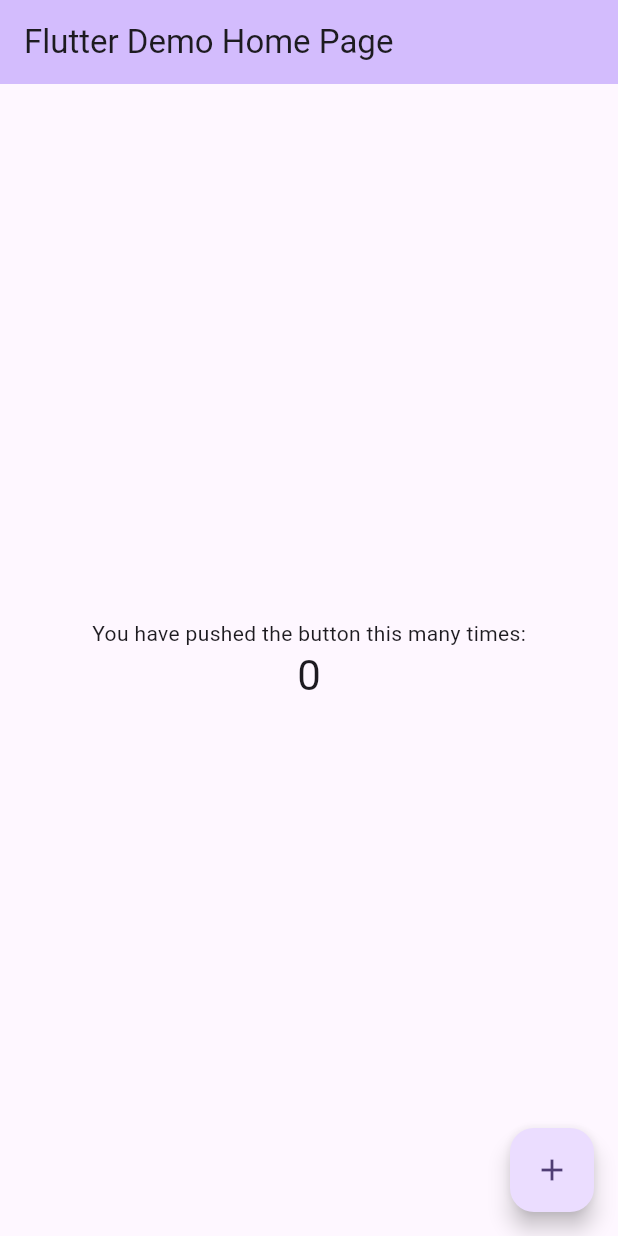
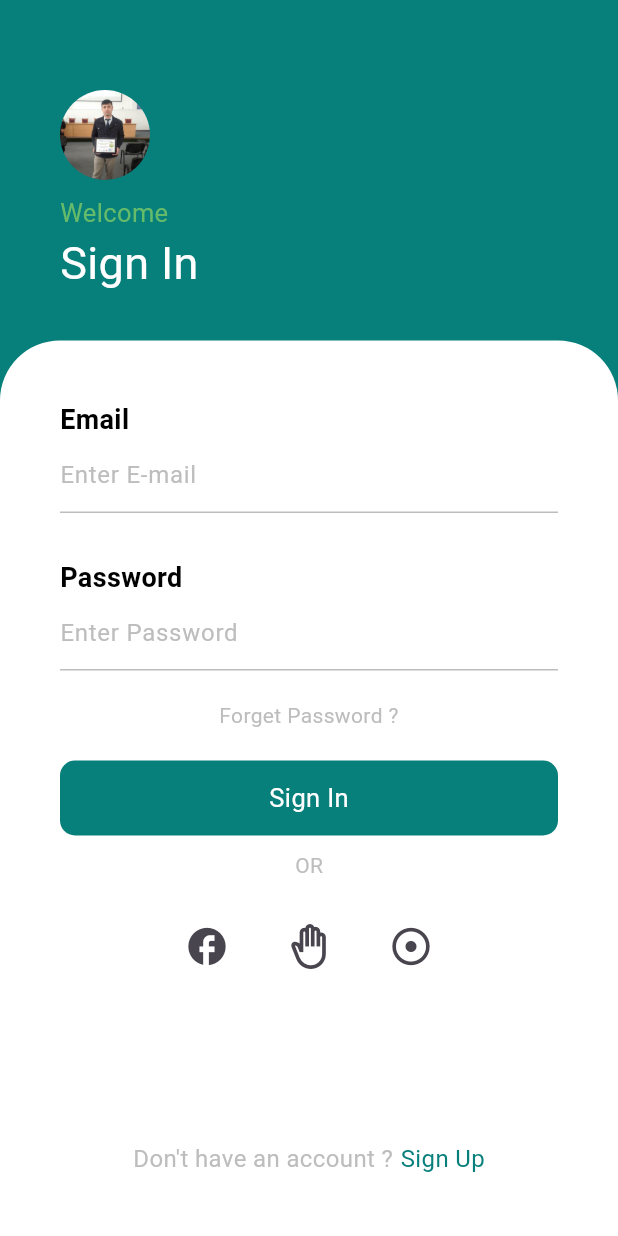
Before and after one commit to BogibekDev/FlutterNoSQL_Database, a Flutter app: the screen it shows after launch, on a phone screen of 412 x 824 dp. Run offline on Flutter 3.47's test engine with Material 2 defaults, Android fonts, the phone set to English and light mode, and no system bars.

Commit message:
signin finished

```diff
--- a/lib/main.dart
+++ b/lib/main.dart
@@ -1,4 +1,7 @@
 import 'package:flutter/material.dart';
+import 'package:nosql_database/pages/home_page.dart';
+import 'package:nosql_database/pages/signin_page.dart';
+import 'package:nosql_database/pages/singup_page.dart';
 
 void main() {
   runApp(const MyApp());
@@ -13,113 +16,15 @@ class MyApp extends StatelessWidget {
     return MaterialApp(
       title: 'Flutter Demo',
       theme: ThemeData(
-        // This is the theme of your application.
-        //
-        // TRY THIS: Try running your application with "flutter run". You'll see
-        // the application has a blue toolbar. Then, without quitting the app,
-        // try changing the seedColor in the colorScheme below to Colors.green
-        // and then invoke "hot reload" (save your changes or press the "hot
-        // reload" button in a Flutter-supported IDE, or press "r" if you used
-        // the command line to start the app).
-        //
-        // Notice that the counter didn't reset back to zero; the application
-        // state is not lost during the reload. To reset the state, use hot
-        // restart instead.
-        //
-        // This works for code too, not just values: Most code changes can be
-        // tested with just a hot reload.
         colorScheme: ColorScheme.fromSeed(seedColor: Colors.deepPurple),
         useMaterial3: true,
       ),
-      home: const MyHomePage(title: 'Flutter Demo Home Page'),
+      home: SignInPage(),
+      routes: {
+        SignInPage.id: (context) => SignInPage(),
+        SignUpPage.id: (context) => SignUpPage(),
+        HomePage.id: (context) => HomePage(),
+      },
     );
   }
 }
-
-class MyHomePage extends StatefulWidget {
-  const MyHomePage({super.key, required this.title});
-
-  // This widget is the home page of your application. It is stateful, meaning
-  // that it has a State object (defined below) that contains fields that affect
-  // how it looks.
-
-  // This class is the configuration for the state. It holds the values (in this
-  // case the title) provided by the parent (in this case the App widget) and
-  // used by the build method of the State. Fields in a Widget subclass are
-  // always marked "final".
-
-  final String title;
-
-  @override
-  State<MyHomePage> createState() => _MyHomePageState();
-}
-
-class _MyHomePageState extends State<MyHomePage> {
-  int _counter = 0;
-
-  void _incrementCounter() {
-    setState(() {
-      // This call to setState tells the Flutter framework that something has
-      // changed in this State, which causes it to rerun the build method below
-      // so that the display can reflect the updated values. If we changed
-      // _counter without calling setState(), then the build method would not be
-      // called again, and so nothing would appear to happen.
-      _counter++;
-    });
-  }
-
-  @override
-  Widget build(BuildContext context) {
-    // This method is rerun every time setState is called, for instance as done
-    // by the _incrementCounter method above.
-    //
-    // The Flutter framework has been optimized to make rerunning build methods
-    // fast, so that you can just rebuild anything that needs updating rather
-    // than having to individually change instances of widgets.
-    return Scaffold(
-      appBar: AppBar(
-        // TRY THIS: Try changing the color here to a specific color (to
-        // Colors.amber, perhaps?) and trigger a hot reload to see the AppBar
-        // change color while the other colors stay the same.
-        backgroundColor: Theme.of(context).colorScheme.inversePrimary,
-        // Here we take the value from the MyHomePage object that was created by
-        // the App.build method, and use it to set our appbar title.
-        title: Text(widget.title),
-      ),
-      body: Center(
-        // Center is a layout widget. It takes a single child and positions it
-        // in the middle of the parent.
-        child: Column(
-          // Column is also a layout widget. It takes a list of children and
-          // arranges them vertically. By default, it sizes itself to fit its
-          // children horizontally, and tries to be as tall as its parent.
-          //
-          // Column has various properties to control how it sizes itself and
-          // how it positions its children. Here we use mainAxisAlignment to
-          // center the children vertically; the main axis here is the vertical
-          // axis because Columns are vertical (the cross axis would be
-          // horizontal).
-          //
-          // TRY THIS: Invoke "debug painting" (choose the "Toggle Debug Paint"
-          // action in the IDE, or press "p" in the console), to see the
-          // wireframe for each widget.
-          mainAxisAlignment: MainAxisAlignment.center,
-          children: <Widget>[
-            const Text(
-              'You have pushed the button this many times:',
-            ),
-            Text(
-              '$_counter',
-              style: Theme.of(context).textTheme.headlineMedium,
-            ),
-          ],
-        ),
-      ),
-      floatingActionButton: FloatingActionButton(
-        onPressed: _incrementCounter,
-        tooltip: 'Increment',
-        child: const Icon(Icons.add),
-      ), // This trailing comma makes auto-formatting nicer for build methods.
-    );
-  }
-}
--- /dev/null
+++ b/lib/pages/home_page.dart
@@ -0,0 +1,21 @@
+import 'package:flutter/material.dart';
+
+class HomePage extends StatefulWidget {
+  static const String id = "HomePage";
+
+  const HomePage({super.key});
+
+  @override
+  State<HomePage> createState() => _HomePageState();
+}
+
+class _HomePageState extends State<HomePage> {
+  @override
+  Widget build(BuildContext context) {
+    return Scaffold(
+      body: Center(
+        child: Text("Home Page"),
+      ),
+    );
+  }
+}
--- /dev/null
+++ b/lib/pages/signin_page.dart
@@ -0,0 +1,218 @@
+import 'package:flutter/material.dart';
+
+class SignInPage extends StatefulWidget {
+  static const String id = "SignInPage";
+
+  const SignInPage({super.key});
+
+  @override
+  State<SignInPage> createState() => _SignInPageState();
+}
+
+class _SignInPageState extends State<SignInPage> {
+  @override
+  Widget build(BuildContext context) {
+    return Scaffold(
+        backgroundColor: const Color(0xff077f7b),
+        body: Column(
+          crossAxisAlignment: CrossAxisAlignment.start,
+          children: [
+            Padding(
+              padding: const EdgeInsets.only(top: 60, left: 40),
+              child: Column(
+                crossAxisAlignment: CrossAxisAlignment.start,
+                children: [
+                  Container(
+                    width: 60,
+                    height: 60,
+                    decoration: BoxDecoration(
+                      borderRadius: BorderRadius.circular(30),
+                      image: const DecorationImage(
+                        image: AssetImage('assets/images/mine.jpg'),
+                      ),
+                    ),
+                  ),
+                  const SizedBox(height: 10),
+                  Text(
+                    "Welcome",
+                    style:
+                        TextStyle(color: Colors.green.shade400, fontSize: 17),
+                  ),
+                  const Text(
+                    "Sign In",
+                    style: TextStyle(
+                      color: Colors.white,
+                      fontSize: 30,
+                    ),
+                  ),
+                  const SizedBox(height: 30),
+                ],
+              ),
+            ),
+            Expanded(
+              child: Container(
+                  decoration: const BoxDecoration(
+                    color: Colors.white,
+                    borderRadius: BorderRadius.only(
+                        topLeft: Radius.circular(40),
+                        topRight: Radius.circular(40)),
+                  ),
+                  child: Padding(
+                      padding: const EdgeInsets.all(40),
+                      child: Column(
+                        mainAxisAlignment: MainAxisAlignment.spaceBetween,
+                        children: [
+                          Column(
+                            crossAxisAlignment: CrossAxisAlignment.start,
+                            children: [
+                              const Text(
+                                "Email",
+                                style: TextStyle(
+                                    color: Colors.black,
+                                    fontSize: 18,
+                                    fontWeight: FontWeight.bold),
+                              ),
+                              Container(
+                                decoration: BoxDecoration(
+                                  border: Border(
+                                    bottom: BorderSide(
+                                      color: Colors.grey.shade400,
+                                    ),
+                                  ),
+                                ),
+                                child: TextField(
+                                  keyboardType: TextInputType.emailAddress,
+                                  style: const TextStyle(color: Colors.black),
+                                  decoration: InputDecoration(
+                                    border: InputBorder.none,
+                                    hintText: "Enter E-mail",
+                                    hintStyle: TextStyle(
+                                      color: Colors.grey.shade400,
+                                    ),
+                                  ),
+                                ),
+                              ),
+                              const SizedBox(height: 30),
+                              const Text(
+                                "Password",
+                                style: TextStyle(
+                                    color: Colors.black,
+                                    fontSize: 18,
+                                    fontWeight: FontWeight.bold),
+                              ),
+                              Container(
+                                decoration: BoxDecoration(
+                                  border: Border(
+                                    bottom: BorderSide(
+                                      color: Colors.grey.shade400,
+                                    ),
+                                  ),
+                                ),
+                                child: TextField(
+                                  keyboardType: TextInputType.emailAddress,
+                                  style: const TextStyle(color: Colors.black),
+                                  decoration: InputDecoration(
+                                    border: InputBorder.none,
+                                    hintText: "Enter Password",
+                                    hintStyle: TextStyle(
+                                      color: Colors.grey.shade400,
+                                    ),
+                                  ),
+                                ),
+                              ),
+                              const SizedBox(height: 20),
+                              Center(
+                                child: Text(
+                                  "Forget Password ?",
+                                  textAlign: TextAlign.center,
+                                  style: TextStyle(
+                                    color: Colors.grey.shade400,
+                                  ),
+                                ),
+                              ),
+                              const SizedBox(height: 20),
+                              GestureDetector(
+                                onTap: () {},
+                                child: Container(
+                                  width: MediaQuery.of(context).size.width,
+                                  height: 50,
+                                  decoration: BoxDecoration(
+                                    color: const Color(0xff077f7b),
+                                    borderRadius: BorderRadius.circular(10),
+                                  ),
+                                  child: const Center(
+                                    child: Text(
+                                      "Sign In",
+                                      style: TextStyle(
+                                        color: Colors.white,
+                                        fontSize: 17,
+                                      ),
+                                    ),
+                                  ),
+                                ),
+                              ),
+                              const SizedBox(height: 10),
+                              Center(
+                                child: Text(
+                                  "OR",
+                                  style: TextStyle(
+                                    color: Colors.grey.shade400,
+                                  ),
+                                ),
+                              ),
+                              const SizedBox(height: 20),
+                              Row(
+                                mainAxisAlignment: MainAxisAlignment.center,
+                                children: [
+                                  IconButton(
+                                    onPressed: () {},
+                                    icon: Icon(
+                                      size: 30,
+                                      Icons.facebook_outlined,
+                                    ),
+                                  ),
+                                  SizedBox(width: 20),
+                                  IconButton(
+                                    onPressed: () {},
+                                    icon: Icon(
+                                      Icons.back_hand_outlined,
+                                      size: 30,
+                                    ),
+                                  ),
+                                  SizedBox(width: 20),
+                                  IconButton(
+                                    onPressed: () {},
+                                    icon: Icon(
+                                      size: 30,
+                                      Icons.adjust_rounded,
+                                    ),
+                                  ),
+                                ],
+                              )
+                            ],
+                          ),
+                          Row(
+                            mainAxisAlignment: MainAxisAlignment.center,
+                            children: [
+                              Text(
+                                "Don't have an account ?",
+                                style: TextStyle(
+                                    color: Colors.grey.shade400, fontSize: 16),
+                              ),
+                              const SizedBox(width: 5),
+                              const Text(
+                                "Sign Up",
+                                style: TextStyle(
+                                  color: Color(0xff077f7b),
+                                  fontSize: 16
+                                ),
+                              )
+                            ],
+                          ),
+                        ],
+                      ))),
+            ),
+          ],
+        ));
+  }
+}
--- /dev/null
+++ b/lib/pages/singup_page.dart
@@ -0,0 +1,17 @@
+import 'package:flutter/material.dart';
+
+class SignUpPage extends StatefulWidget {
+  static const String id = "SignUpPage";
+
+  const SignUpPage({super.key});
+
+  @override
+  State<SignUpPage> createState() => _SignUpPageState();
+}
+
+class _SignUpPageState extends State<SignUpPage> {
+  @override
+  Widget build(BuildContext context) {
+    return Scaffold();
+  }
+}
```
Also changed, not shown: pubspec.yaml (+2 -61 lines), assets/images/mine.jpg (added).
